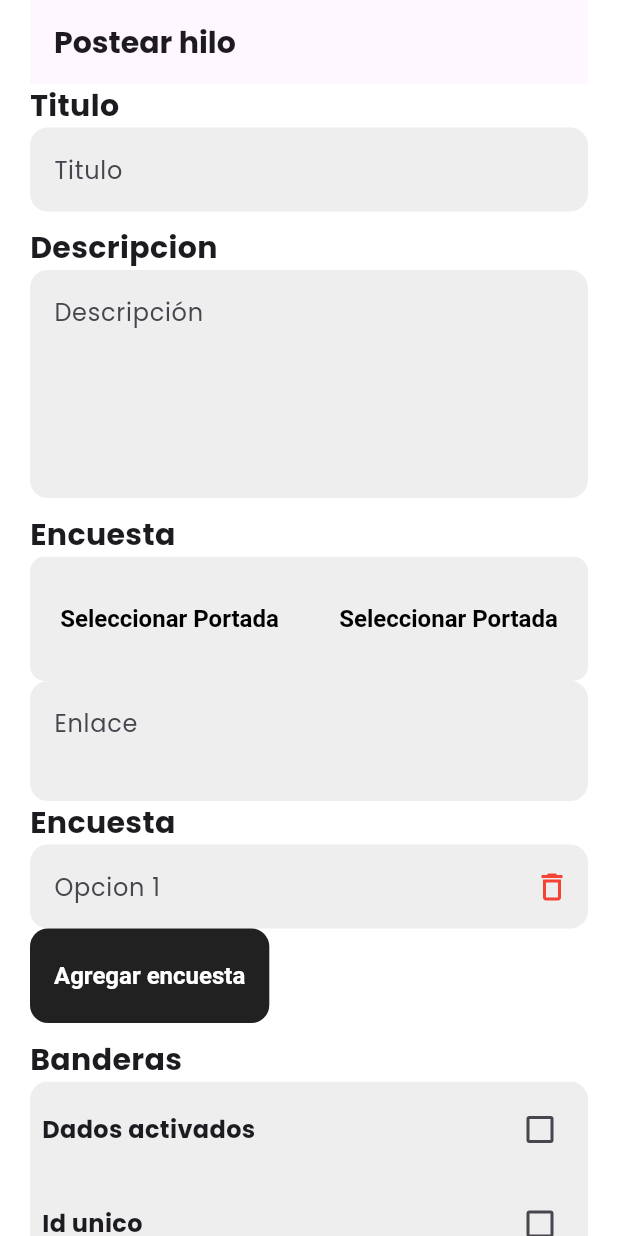
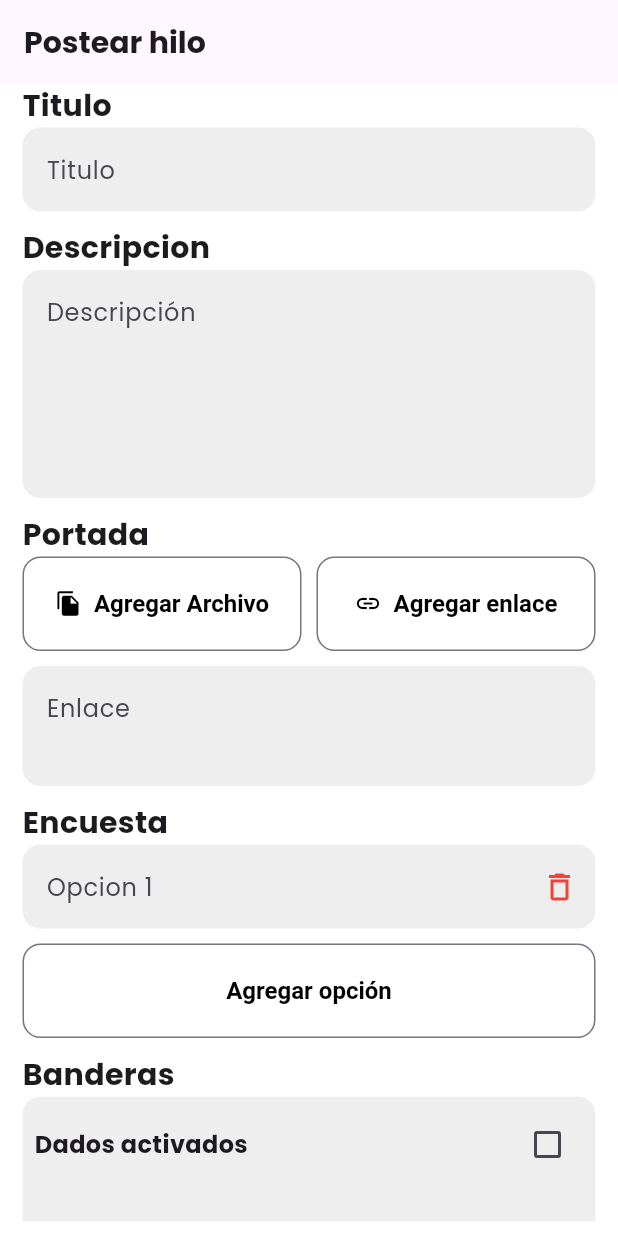
Before and after one commit to ZamasuEQTD/Inkboard_mobile_app, a Flutter app: the PostearHiloDialog widget shown alone on an empty page, opened directly, after a tap on "Agregar encuesta", on a phone screen of 412 x 824 dp. Run offline on Flutter 3.47's test engine with Material 3 defaults, Android fonts, the phone set to English and light mode, and no system bars; our stand-ins replace dartz, file_picker, get, responsive_framework, skeletonizer; network calls fail.

Commit message:
Mejoras en el diseño de la página principal y creación del controlador para postear hilos

```diff
--- /dev/null
+++ b/lib/features/hilos/presentation/logic/controllers/postear_hilo_controller.dart
@@ -0,0 +1,33 @@
+import 'package:flutter/material.dart';
+import 'package:get/get.dart';
+import 'package:inkboard/features/media/domain/models/picked_file.dart';
+
+class PostearHiloController extends GetxController {
+  final titulo = "".obs;
+  final descripcion = "".obs;
+
+  final dados = false.obs;
+  final idUnico = false.obs;
+
+  final RxList<TextEditingController> encuesta = RxList([]);
+
+  final Rx<PickedFile?> pickedFile = null.obs;
+
+  void addOpcion() {
+    if (!puedeAgregarOpcionDeEncuesta) return;
+
+    encuesta.value = [...encuesta, TextEditingController()];
+  }
+
+  void eliminarOpcion(int index) {
+    encuesta[index].dispose();
+
+    encuesta.removeAt(index);
+
+    encuesta.refresh();
+  }
+
+  bool get hayEncuesta => encuesta.isNotEmpty;
+  bool get hayPortadaSeleccionada => pickedFile.value != null;
+  bool get puedeAgregarOpcionDeEncuesta => this.encuesta.length < 4;
+}
--- a/lib/features/hilos/presentation/widgets/portada/portada.dart
+++ b/lib/features/hilos/presentation/widgets/portada/portada.dart
@@ -8,7 +8,7 @@ import 'package:inkboard/shared/presentation/widgets/image_overlapped.dart';
 import 'package:inkboard/shared/presentation/widgets/tag.dart';
 import 'package:skeletonizer/skeletonizer.dart';
 
-const _radius = BorderRadius.all(Radius.circular(4));
+const _radius = BorderRadius.all(Radius.circular(8));
 
 class PortadaItem extends StatelessWidget {
   static const _gradient = [
@@ -95,8 +95,11 @@ class PortadaItem extends StatelessWidget {
                   ],
                 ),
               ),
-                  ))),
-        ));
+            ),
+          ),
+        ),
+      ),
+    );
   }
 }
 
--- a/lib/features/hilos/presentation/widgets/postear-hilo/postear_hilo_dialog.dart
+++ b/lib/features/hilos/presentation/widgets/postear-hilo/postear_hilo_dialog.dart
@@ -3,23 +3,8 @@ import 'dart:developer';
 import 'package:flutter/material.dart';
 import 'package:get/get.dart';
 
-class PostearHiloController extends GetxController {
-  final Rx<List<TextEditingController>> encuesta = Rx([]);
-
-  addOpcion() {
-    encuesta.value = [...encuesta.value, TextEditingController()];
-  }
-
-  eliminarOpcion(int index) {
-    encuesta.value[index].dispose();
-
-    encuesta.value.removeAt(index);
-
-    encuesta.refresh();
-  }
-
-  void postear() {}
-}
+import '../../../../media/data/file_picker_service.dart';
+import '../../logic/controllers/postear_hilo_controller.dart';
 
 class EncuestaOpcionTextField extends StatelessWidget {
   final TextEditingController controller;
@@ -65,12 +50,8 @@ class _PostearHiloDialogState extends State<PostearHiloDialog> {
   @override
   Widget build(BuildContext context) {
     Widget child = Obx(() {
-      return Padding(
-        padding: EdgeInsets.symmetric(horizontal: 20),
-        child: Form(
-          child: SingleChildScrollView(
-            child: Column(
-              crossAxisAlignment: CrossAxisAlignment.start,
+      return Column(
+        mainAxisSize: MainAxisSize.min,
         children: [
           AppBar(
             title: Text(
@@ -78,150 +59,120 @@ class _PostearHiloDialogState extends State<PostearHiloDialog> {
               style: TextStyle(fontSize: 20, fontWeight: FontWeight.bold),
             ),
           ),
+          Flexible(
+            child: Padding(
+              padding: EdgeInsets.only(bottom: 10),
+              child: SingleChildScrollView(
+                child: Padding(
+                  padding:
+                      EdgeInsets.symmetric(horizontal: 15).copyWith(bottom: 10),
+                  child: Column(
+                    crossAxisAlignment: CrossAxisAlignment.start,
+                    children: [
                       Text(
                         "Titulo",
-                  style: TextStyle(fontSize: 20, fontWeight: FontWeight.bold),
+                        style: TextStyle(
+                            fontSize: 20, fontWeight: FontWeight.bold),
                       ),
                       TextFormField(
                         decoration: InputDecoration(
-                    enabledBorder: OutlineInputBorder(
-                      borderRadius: BorderRadius.circular(12),
-                      borderSide: BorderSide(color: Colors.transparent),
-                    ),
-                    filled: true,
-                    fillColor: Colors.grey.shade200,
-                    border: InputBorder.none,
                           hintText: "Titulo",
                         ),
                       ),
                       PostearHiloDialog.marginSection,
                       Text(
                         "Descripcion",
-                  style: TextStyle(fontSize: 20, fontWeight: FontWeight.bold),
+                        style: TextStyle(
+                            fontSize: 20, fontWeight: FontWeight.bold),
                       ),
                       TextFormField(
                         minLines: 5,
                         maxLines: 5,
                         decoration: InputDecoration(
-                    filled: true,
-                    fillColor: Colors.grey.shade200,
-                    border: OutlineInputBorder(
-                      borderRadius: BorderRadius.circular(12),
-                      borderSide: BorderSide(color: Colors.transparent),
-                    ),
                           hintText: "Descripción",
                         ),
                       ),
                       PostearHiloDialog.marginSection,
                       Text(
+                        "Portada",
+                        style: TextStyle(
+                            fontSize: 20, fontWeight: FontWeight.bold),
+                      ),
+                      //---portada---
+                      if (!postearHiloController.hayPortadaSeleccionada)
+                        _sinPortadaSeleccionadaWidget()
+                      else
+                        Container(),
+                      PostearHiloDialog.marginSection,
+                      Text(
                         "Encuesta",
-                  style: TextStyle(fontSize: 20, fontWeight: FontWeight.bold),
+                        style: TextStyle(
+                            fontSize: 20, fontWeight: FontWeight.bold),
                       ),
-
-                //---portada---
-                if (true)
-                  Column(
-                    children: [
-                      ClipRRect(
-                        borderRadius: BorderRadius.circular(10),
-                        child: Row(
-                          children: [
-                            Expanded(
+                      if (!postearHiloController.hayEncuesta)
+                        SizedBox(
+                          width: double.infinity,
+                          child: OutlinedButton.icon(
+                            icon: Icon(Icons.poll_outlined),
+                            onPressed: () => postearHiloController.addOpcion(),
+                            label: Text("Agregar encuesta"),
+                          ),
+                        )
+                      else
+                        ..._encuestaWidget,
+                      PostearHiloDialog.marginSection,
+                      Text(
+                        "Banderas",
+                        style: TextStyle(
+                            fontSize: 20, fontWeight: FontWeight.bold),
+                      ),
+                      _banderasWidget(),
+                      PostearHiloDialog.marginSection,
+                      SizedBox(
+                        width: double.infinity,
                         child: ElevatedButton(
                           onPressed: () {},
-                                  style: ButtonStyle(
-                                    shape: WidgetStatePropertyAll(
-                                      RoundedRectangleBorder(
-                                        borderRadius: BorderRadius.circular(0),
+                          child: Text("Postear"),
                         ),
+                      )
+                    ],
                   ),
-                                    backgroundColor: WidgetStatePropertyAll(
-                                        Colors.grey.shade200),
-                                  ),
-                                  child: Padding(
-                                    padding: EdgeInsets.symmetric(vertical: 10),
-                                    child: Text(
-                                      "Seleccionar Portada",
-                                      style: TextStyle(
-                                          fontWeight: FontWeight.bold,
-                                          fontSize: 16,
-                                          color: Colors.black),
-                                    ),
-                                  )),
-                            ),
-                            Expanded(
-                              child: ElevatedButton(
-                                onPressed: () {},
-                                style: ButtonStyle(
-                                  shape: WidgetStatePropertyAll(
-                                    RoundedRectangleBorder(
-                                      borderRadius: BorderRadius.circular(0),
-                                    ),
-                                  ),
-                                  backgroundColor: WidgetStatePropertyAll(
-                                      Colors.grey.shade200),
-                                ),
-                                child: Padding(
-                                  padding: EdgeInsets.symmetric(vertical: 10),
-                                  child: Text(
-                                    "Seleccionar Portada",
-                                    style: TextStyle(
-                                        fontWeight: FontWeight.bold,
-                                        fontSize: 16,
-                                        color: Colors.black),
                 ),
               ),
             ),
           ),
         ],
+      );
+    });
+
+    return LayoutBuilder(
+      builder: (context, constraints) {
+        if (constraints.maxWidth < 600) {
+          return Dialog.fullscreen(child: child);
+        }
+
+        Size size = MediaQuery.of(context).size;
+
+        return Dialog(
+          shape:
+              RoundedRectangleBorder(borderRadius: BorderRadius.circular(20)),
+          child: ConstrainedBox(
+            constraints: BoxConstraints(maxHeight: size.height * 0.85),
+            child: SizedBox(
+              width: 600,
+              child: ClipRRect(
+                borderRadius: BorderRadius.circular(20),
+                child: child,
               ),
             ),
-                      TextFormField(
-                        decoration: InputDecoration(hintText: "Enlace"),
-                        minLines: 2,
-                        maxLines: 2,
-                      )
-                    ],
           ),
-                //---portada---
-
-                Text(
-                  "Encuesta",
-                  style: TextStyle(fontSize: 20, fontWeight: FontWeight.bold),
-                ),
-                if (postearHiloController.encuesta.value.isEmpty)
-                  ElevatedButton(
-                    onPressed: () {
-                      postearHiloController.addOpcion();
-                    },
-                    child: Text("Agregar encuesta"),
-                  )
-                else ...[
-                  ...postearHiloController.encuesta.value
-                      .asMap()
-                      .entries
-                      .map((entry) {
-                    return EncuestaOpcionTextField(
-                      controller: entry.value,
-                      index: entry.key,
-                      onDelete: (index) {
-                        postearHiloController.eliminarOpcion(index);
+        );
       },
     );
-                  }),
-                  ElevatedButton(
-                    onPressed: () {
-                      postearHiloController.addOpcion();
-                    },
-                    child: Text("Agregar encuesta"),
-                  )
-                ],
-                PostearHiloDialog.marginSection,
-                Text(
-                  "Banderas",
-                  style: TextStyle(fontSize: 20, fontWeight: FontWeight.bold),
-                ),
-                ClipRRect(
+  }
+
+  ClipRRect _banderasWidget() {
+    return ClipRRect(
       borderRadius: BorderRadius.circular(12),
       child: ColoredBox(
         color: Colors.grey.shade200,
@@ -236,14 +187,13 @@ class _PostearHiloDialogState extends State<PostearHiloDialog> {
                   children: [
                     Text(
                       "Dados activados",
-                                  style: TextStyle(
-                                      fontSize: 16,
-                                      fontWeight: FontWeight.bold),
+                      style:
+                          TextStyle(fontSize: 16, fontWeight: FontWeight.bold),
                     ),
                     Checkbox(
-                                  value: false,
-                                  onChanged: (value) {},
-                                )
+                        value: postearHiloController.dados.value,
+                        onChanged: (value) =>
+                            postearHiloController.dados.value = value!)
                   ],
                 ),
                 SizedBox(height: 15),
@@ -252,13 +202,13 @@ class _PostearHiloDialogState extends State<PostearHiloDialog> {
                   children: [
                     Text(
                       "Id unico",
-                                  style: TextStyle(
-                                      fontSize: 16,
-                                      fontWeight: FontWeight.bold),
+                      style:
+                          TextStyle(fontSize: 16, fontWeight: FontWeight.bold),
                     ),
                     Checkbox(
-                                  value: false,
-                                  onChanged: (value) {},
+                      value: postearHiloController.idUnico.value,
+                      onChanged: (value) =>
+                          postearHiloController.idUnico.value = value!,
                     )
                   ],
                 )
@@ -267,39 +217,71 @@ class _PostearHiloDialogState extends State<PostearHiloDialog> {
           ),
         ),
       ),
-                ),
-                PostearHiloDialog.marginSection,
+    );
+  }
+
+  List<Widget> get _encuestaWidget {
+    return [
+      ...postearHiloController.encuesta.value.asMap().entries.map((entry) {
+        return EncuestaOpcionTextField(
+          controller: entry.value,
+          index: entry.key,
+          onDelete: (index) {
+            postearHiloController.eliminarOpcion(index);
+          },
+        ).marginOnly(bottom: 10);
+      }),
+      if (postearHiloController.puedeAgregarOpcionDeEncuesta)
         SizedBox(
           width: double.infinity,
-                  child: ElevatedButton(
-                    onPressed: () {},
-                    child: Text("Postear"),
+          child: OutlinedButton(
+            onPressed: () => postearHiloController.addOpcion(),
+            child: Text("Agregar opción"),
           ),
         )
-              ],
+    ];
+  }
+
+  Column _sinPortadaSeleccionadaWidget() {
+    return Column(
+      children: [
+        Row(
+          children: [
+            Expanded(
+              child: OutlinedButton.icon(
+                onPressed: () {},
+                icon: Icon(Icons.file_copy),
+                label: Text(
+                  "Agregar Archivo",
                 ),
               ),
             ),
-      );
-    });
-
-    return LayoutBuilder(
-      builder: (context, constraints) {
-        if (constraints.maxWidth < 600) {
-          return Dialog.fullscreen(child: child);
-        }
-
-        return Dialog(
-          shape:
-              RoundedRectangleBorder(borderRadius: BorderRadius.circular(20)),
-          backgroundColor: Colors.white,
-          child: ConstrainedBox(
-            constraints: BoxConstraints(maxWidth: 800),
-            child: Padding(
-                padding: EdgeInsets.symmetric(vertical: 5), child: child),
+            SizedBox(
+              width: 10,
             ),
-        );
-      },
+            Expanded(
+              child: OutlinedButton.icon(
+                onPressed: () {},
+                icon: Icon(Icons.link),
+                label: Text(
+                  "Agregar enlace",
+                  style: TextStyle(
+                      fontWeight: FontWeight.bold,
+                      fontSize: 16,
+                      color: Colors.black),
+                ),
+              ),
+            ),
+          ],
+        ),
+        TextFormField(
+          minLines: 2,
+          maxLines: 2,
+          decoration: InputDecoration(
+            hintText: "Enlace",
+          ),
+        ).marginOnly(top: 10)
+      ],
     );
   }
 }
--- a/lib/features/home/presentation/pages/home_page.dart
+++ b/lib/features/home/presentation/pages/home_page.dart
@@ -17,7 +17,11 @@ class HomePage extends StatelessWidget {
                 pinned: true,
                 title: Text(
                   "Inkboard",
-                  style: TextStyle(fontWeight: FontWeight.w900, fontSize: 28),
+                  style: TextStyle(
+                    fontSize: 24,
+                    fontWeight: FontWeight.w800,
+                    letterSpacing: 0.6,
+                  ),
                 ),
                 actions: [
                   Builder(
```
Lines whose indentation alone changed are shown as unchanged.
